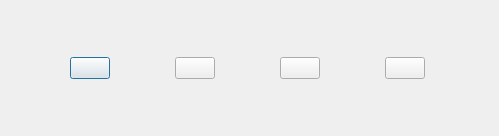
The window that src/gui/newfiguredialog.ui (jozef507/Chess-GUI-CPP) describes before a commit, drawn with Qt 5.
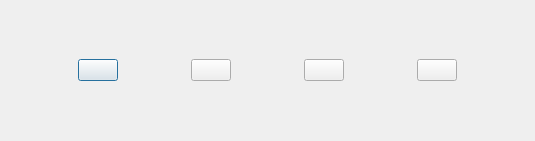
The same window after the commit. Icons and pictures are not drawn.

What changed in the file:
```diff
--- a/src/gui/newfiguredialog.ui
+++ b/src/gui/newfiguredialog.ui
@@ -6,8 +6,8 @@
    <rect>
     <x>0</x>
     <y>0</y>
-    <width>499</width>
-    <height>136</height>
+    <width>535</width>
+    <height>141</height>
    </rect>
   </property>
   <property name="sizePolicy">
```
Left out of the diff: 8 changed lines with no effect on the pictures.
